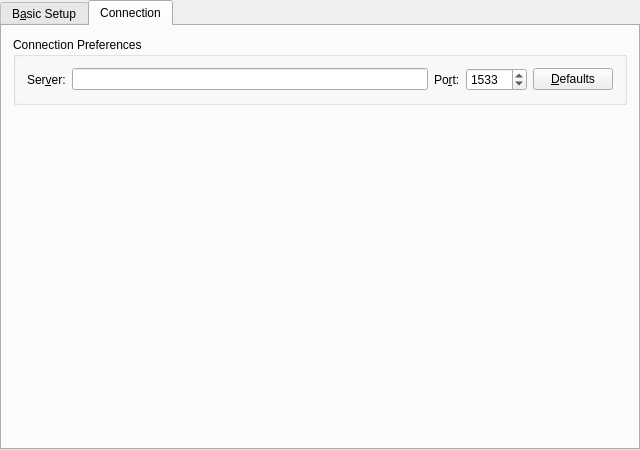
Above: protocols/meanwhile/ui/meanwhileeditaccount.ui from KDE/kopete before the change. Below: the same form after it.
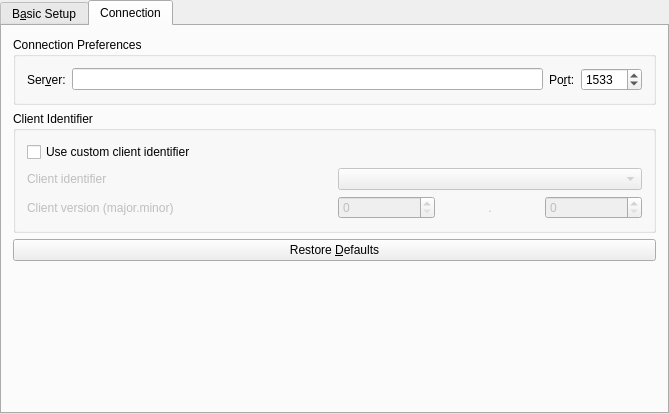
That is the form after the change. The open tabs and pages were chosen to show the change. Custom widgets are drawn as their Qt base class.

Commit message:
protocols/meanwhile: allow user-specified client ID
Some meanwhile servers restrict client access on the client's ID
and version during handshake (like a HTTP User-Agent header). This
client ID consists of an application ID, and a major and minor version
number. If the client identifier isn't allowed, then kopete can't
connect to these servers.

This change allows meanwhile users to specify their own meanwhile client
ID when connecting to meanwhile servers.

```diff
--- a/protocols/meanwhile/ui/meanwhileeditaccount.ui
+++ b/protocols/meanwhile/ui/meanwhileeditaccount.ui
@@ -5,10 +5,16 @@
    <rect>
     <x>0</x>
     <y>0</y>
-    <width>640</width>
-    <height>450</height>
+    <width>669</width>
+    <height>414</height>
    </rect>
   </property>
+  <property name="sizePolicy" >
+   <sizepolicy vsizetype="Minimum" hsizetype="Expanding" >
+    <horstretch>0</horstretch>
+    <verstretch>0</verstretch>
+   </sizepolicy>
+  </property>
   <property name="windowTitle" >
    <string>Edit Meanwhile Account</string>
   </property>
@@ -95,24 +101,22 @@
       </layout>
      </widget>
      <widget class="QWidget" name="tab" >
-      <property name="geometry" >
-       <rect>
-        <x>0</x>
-        <y>0</y>
-        <width>632</width>
-        <height>416</height>
-       </rect>
-      </property>
       <attribute name="title" >
        <string>Connection</string>
       </attribute>
       <layout class="QVBoxLayout" >
        <item>
         <widget class="Q3GroupBox" name="groupBox54" >
+         <property name="sizePolicy" >
+          <sizepolicy vsizetype="Minimum" hsizetype="Expanding" >
+           <horstretch>0</horstretch>
+           <verstretch>0</verstretch>
+          </sizepolicy>
+         </property>
          <property name="title" >
           <string>Connection Preferences</string>
          </property>
-         <layout class="QVBoxLayout" >
+         <layout class="QVBoxLayout" name="verticalLayout_3" >
           <item>
            <layout class="QHBoxLayout" >
             <item>
@@ -190,33 +194,154 @@
               </item>
              </layout>
             </item>
-            <item>
-             <widget class="QPushButton" name="btnServerDefaults" >
-              <property name="toolTip" >
-               <string>Restore the server and port values to their defaults.</string>
+           </layout>
+          </item>
+         </layout>
+         <zorder></zorder>
+        </widget>
+       </item>
+       <item>
+        <widget class="Q3GroupBox" name="groupBox5" >
+         <property name="sizePolicy" >
+          <sizepolicy vsizetype="Minimum" hsizetype="Expanding" >
+           <horstretch>0</horstretch>
+           <verstretch>0</verstretch>
+          </sizepolicy>
+         </property>
+         <property name="title" >
+          <string>Client Identifier</string>
+         </property>
+         <layout class="QVBoxLayout" name="_2" >
+          <item>
+           <widget class="QCheckBox" name="chkCustomClientID" >
+            <property name="sizePolicy" >
+             <sizepolicy vsizetype="Fixed" hsizetype="Expanding" >
+              <horstretch>0</horstretch>
+              <verstretch>0</verstretch>
+             </sizepolicy>
+            </property>
+            <property name="text" >
+             <string>Use custom client identifier</string>
+            </property>
+           </widget>
+          </item>
+          <item>
+           <layout class="QGridLayout" name="_3" >
+            <item row="0" column="1" >
+             <widget class="QComboBox" name="mClientID" >
+              <property name="enabled" >
+               <bool>false</bool>
               </property>
-              <property name="whatsThis" >
-               <string>Restore the server and port values to their defaults.</string>
+             </widget>
+            </item>
+            <item row="0" column="0" >
+             <widget class="QLabel" name="lblClientIdentifier" >
+              <property name="enabled" >
+               <bool>false</bool>
               </property>
               <property name="text" >
-               <string>&amp;Defaults</string>
+               <string>Client identifier</string>
               </property>
+              <property name="wordWrap" >
+               <bool>false</bool>
+              </property>
+              <property name="buddy" >
+               <cstring>mClientID</cstring>
+              </property>
              </widget>
             </item>
+            <item row="1" column="1" >
+             <layout class="QHBoxLayout" name="_4" >
+              <item>
+               <widget class="QSpinBox" name="mClientVersionMajor" >
+                <property name="enabled" >
+                 <bool>false</bool>
+                </property>
+                <property name="maximum" >
+                 <number>65535</number>
+                </property>
+               </widget>
+              </item>
+              <item>
+               <widget class="QLabel" name="lblVersionSeparator" >
+                <property name="enabled" >
+                 <bool>false</bool>
+                </property>
+                <property name="text" >
+                 <string>.</string>
+                </property>
+                <property name="alignment" >
+                 <set>Qt::AlignCenter</set>
+                </property>
+                <property name="wordWrap" >
+                 <bool>false</bool>
+                </property>
+               </widget>
+              </item>
+              <item>
+               <widget class="QSpinBox" name="mClientVersionMinor" >
+                <property name="enabled" >
+                 <bool>false</bool>
+                </property>
+                <property name="maximum" >
+                 <number>65535</number>
+                </property>
+               </widget>
+              </item>
+             </layout>
+            </item>
+            <item row="1" column="0" >
+             <widget class="QLabel" name="lblClientVersion" >
+              <property name="enabled" >
+               <bool>false</bool>
+              </property>
+              <property name="text" >
+               <string>Client version (major.minor)</string>
+              </property>
+              <property name="wordWrap" >
+               <bool>false</bool>
+              </property>
+              <property name="buddy" >
+               <cstring>mClientVersionMajor</cstring>
+              </property>
+             </widget>
+            </item>
            </layout>
           </item>
          </layout>
         </widget>
        </item>
        <item>
-        <spacer name="spacer31" >
-         <property name="sizeType" >
-          <enum>QSizePolicy::Expanding</enum>
+        <widget class="QPushButton" name="btnServerDefaults" >
+         <property name="sizePolicy" >
+          <sizepolicy vsizetype="Preferred" hsizetype="Expanding" >
+           <horstretch>0</horstretch>
+           <verstretch>0</verstretch>
+          </sizepolicy>
+         </property>
+         <property name="toolTip" >
+          <string>Restore the server and port values to their defaults.</string>
+         </property>
+         <property name="whatsThis" >
+          <string>Restore the server and port values to their defaults.</string>
+         </property>
+         <property name="text" >
+          <string>Restore &amp;Defaults</string>
+         </property>
+         <property name="shortcut" >
+          <string>Alt+D</string>
+         </property>
+        </widget>
+       </item>
+       <item>
+        <spacer name="verticalSpacer" >
+         <property name="orientation" >
+          <enum>Qt::Vertical</enum>
          </property>
          <property name="sizeHint" stdset="0" >
           <size>
            <width>20</width>
-           <height>71</height>
+           <height>40</height>
           </size>
          </property>
         </spacer>
```
Left out of the diff: 107 changed lines with no effect on the pictures. The commit also changes 6 other files.
